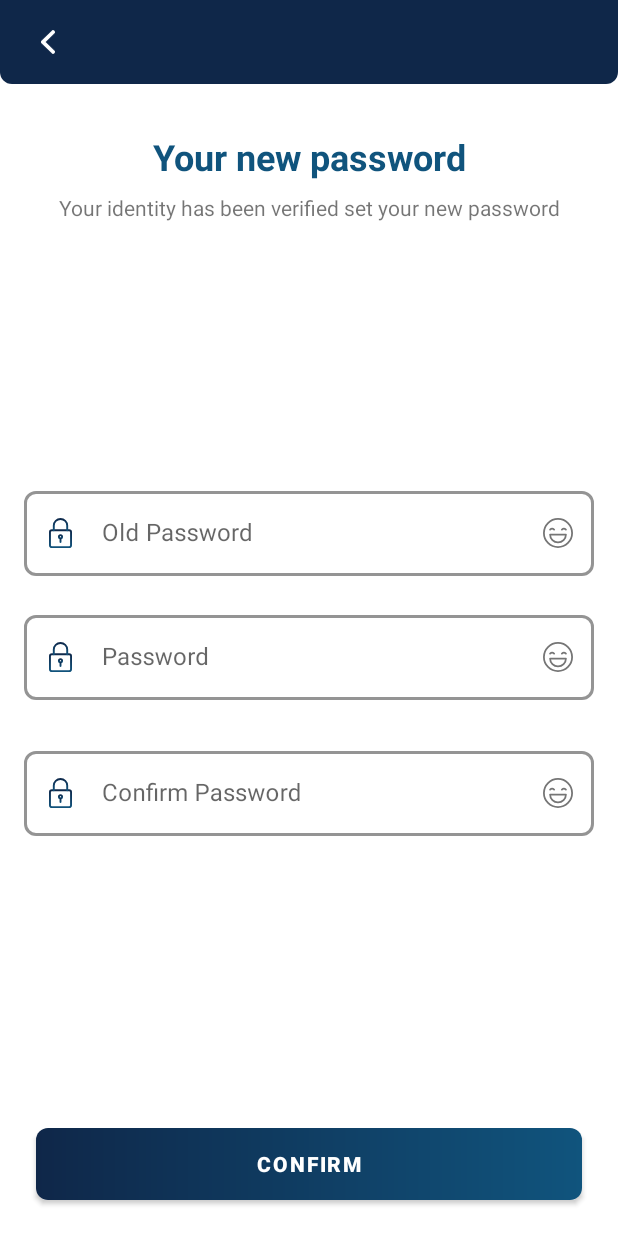
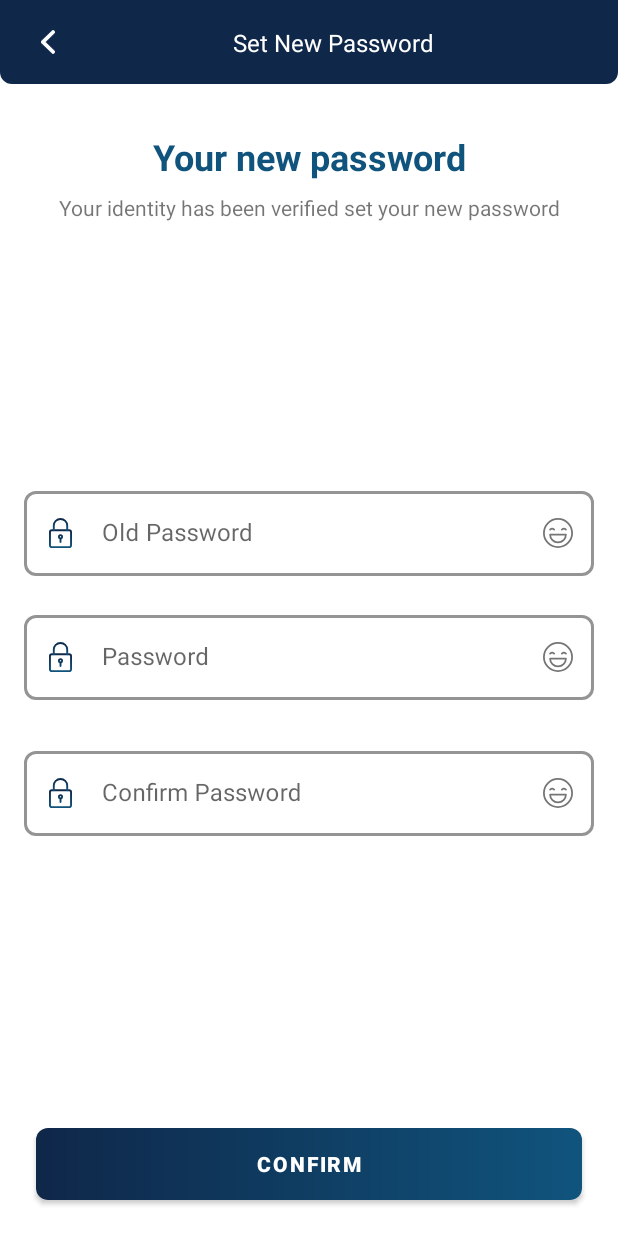
Before and after one commit to EslamMohamed3396/itzMe, an Android app: the SetNewPasswordFragment screen opened through its navigation route, on a phone screen of 412 x 824 dp. Run offline under Robolectric (Android 15) with nearby library versions, the phone set to English and light mode, and no system bars; our stand-ins replace Timber, data binding; network calls fail; Roboto replaces fonts that are not available here.

Commit message:
profile on off

```diff
--- a/app/src/main/java/com/itzme/data/network/Api.kt
+++ b/app/src/main/java/com/itzme/data/network/Api.kt
@@ -20,6 +20,7 @@ import com.itzme.data.models.profile.editLink.request.BodyEditLink
 import com.itzme.data.models.profile.editProfile.request.BodyEditProfile
 import com.itzme.data.models.profile.editProfile.response.ResponseEditProfile
 import com.itzme.data.models.profile.myProfile.response.ResponseMyProfile
+import com.itzme.data.models.profile.turnOnOffProfile.response.ResponseProfileOnOff
 import com.itzme.data.models.tags.tagType.response.ResponseTagType
 import com.itzme.utilits.Constant
 import io.reactivex.Observable
@@ -111,6 +112,10 @@ interface Api {
     fun UPDATE_LINK(@Body bodyEditLink: BodyEditLink): Observable<ResponseEditProfile>
 
 
+    @GET(Constant.TURN_ON_OFF_PROFILE)
+    fun TURN_ON_OFF_PROFILE(): Observable<ResponseProfileOnOff>
+
+
     //endregion
 
 }
--- a/app/src/main/java/com/itzme/data/network/Client.kt
+++ b/app/src/main/java/com/itzme/data/network/Client.kt
@@ -22,6 +22,7 @@ import com.itzme.data.models.profile.editLink.request.BodyEditLink
 import com.itzme.data.models.profile.editProfile.request.BodyEditProfile
 import com.itzme.data.models.profile.editProfile.response.ResponseEditProfile
 import com.itzme.data.models.profile.myProfile.response.ResponseMyProfile
+import com.itzme.data.models.profile.turnOnOffProfile.response.ResponseProfileOnOff
 import com.itzme.data.models.tags.tagType.response.ResponseTagType
 import com.itzme.utilits.App
 import com.itzme.utilits.Constant
@@ -205,4 +206,8 @@ object Client {
         return apiService?.UPDATE_LINK(bodyEditLink)!!
     }
 
+    fun turnOnOffProfile(): Observable<ResponseProfileOnOff> {
+        return apiService?.TURN_ON_OFF_PROFILE()!!
+    }
+
 }
--- a/app/src/main/java/com/itzme/ui/fragment/changeEmail/ChangeEmailFragment.kt
+++ b/app/src/main/java/com/itzme/ui/fragment/changeEmail/ChangeEmailFragment.kt
@@ -11,7 +11,6 @@ import com.itzme.R
 import com.itzme.data.models.enumVerfications.Verfication
 import com.itzme.databinding.FragmentChangeEmailBinding
 import com.itzme.ui.base.BaseFragment
-import com.itzme.ui.fragment.forgetPasword.ForgetPasswordFragmentDirections
 import com.itzme.utilits.DialogUtil
 import com.itzme.utilits.EditTextValidiation
 import com.itzme.utilits.Resource
@@ -74,8 +73,8 @@ class ChangeEmailFragment : BaseFragment<FragmentChangeEmailBinding>() {
                 }
                 is Resource.Success -> {
                     DialogUtil.dismissDialog()
-                    val action = ForgetPasswordFragmentDirections
-                            .actionForgetPasswordFragmentToVerificationCodeFragment(response.data?.data?.email,
+                    val action = ChangeEmailFragmentDirections
+                            .actionChangeEmailFragmentToVerificationCodeFragment(response.data?.data?.email,
                                     null, Verfication.CHANGE_EMAIL)
                     findNavController().navigate(action)
                 }
--- a/app/src/main/java/com/itzme/ui/fragment/setNewPassword/SetNewPasswordFragment.kt
+++ b/app/src/main/java/com/itzme/ui/fragment/setNewPassword/SetNewPasswordFragment.kt
@@ -4,15 +4,17 @@ import android.os.Bundle
 import android.view.LayoutInflater
 import android.view.View
 import android.view.ViewGroup
+import android.widget.Toast
 import androidx.core.widget.doOnTextChanged
 import androidx.lifecycle.ViewModelProvider
 import androidx.navigation.fragment.findNavController
-import com.google.android.material.snackbar.Snackbar
 import com.itzme.R
 import com.itzme.data.models.account.changePassword.request.BodyChangePassword
 import com.itzme.databinding.FragmentSetNewPasswordBinding
 import com.itzme.ui.base.BaseFragment
-import com.itzme.utilits.*
+import com.itzme.utilits.DialogUtil
+import com.itzme.utilits.EditTextValidiation
+import com.itzme.utilits.Resource
 
 class SetNewPasswordFragment : BaseFragment<FragmentSetNewPasswordBinding>() {
 
@@ -26,6 +28,7 @@ class SetNewPasswordFragment : BaseFragment<FragmentSetNewPasswordBinding>() {
 
     override fun onActivityCreated(savedInstanceState: Bundle?) {
         super.onActivityCreated(savedInstanceState)
+        binding?.toolbar?.titleTv?.text = requireContext().resources.getString(R.string.set_new_password)
         textValidation()
         initClick()
     }
@@ -91,7 +94,7 @@ class SetNewPasswordFragment : BaseFragment<FragmentSetNewPasswordBinding>() {
                 }
                 is Resource.Success -> {
                     DialogUtil.dismissDialog()
-                    Snackbar.make(binding?.root!!, response.data?.errorMessage!!, Snackbar.LENGTH_SHORT)
+                    Toast.makeText(requireContext(), response.data?.errorMessage!!, Toast.LENGTH_SHORT).show()
                     findNavController().navigateUp()
                 }
                 is Resource.Error -> {
--- a/app/src/main/java/com/itzme/ui/fragment/settings/SettingsFragment.kt
+++ b/app/src/main/java/com/itzme/ui/fragment/settings/SettingsFragment.kt
@@ -60,6 +60,8 @@ class SettingsFragment : BaseFragment<FragmentSettingsBinding>() {
             }
         }
         binding?.tvChangePassword?.setOnClickListener {
+            val action = SettingsFragmentDirections.actionSettingsFragmentToSetNewPasswordFragment()
+            findNavController().navigate(action)
         }
     }
 
--- a/app/src/main/java/com/itzme/utilits/BindingAdapters.kt
+++ b/app/src/main/java/com/itzme/utilits/BindingAdapters.kt
@@ -90,7 +90,7 @@ fun isDirectOn(button: Button, isOn: Boolean) {
 
 @BindingAdapter("isProfilePrivate")
 fun isProfilePrivate(button: SwitchMaterial, isPrivate: Boolean) {
-    button.isChecked = !isPrivate
+    button.isChecked = isPrivate
 }
 
 @BindingAdapter("isActive")
--- a/app/src/main/java/com/itzme/utilits/Constant.kt
+++ b/app/src/main/java/com/itzme/utilits/Constant.kt
@@ -35,6 +35,7 @@ object Constant {
     const val DIRECT_ON_OFF = ROUTE_PROFILE + "ToggleDirect"
     const val UPDATE_PROFILE = ROUTE_PROFILE + "Update"
     const val UPDATE_LINK = ROUTE_PROFILE + "UpdateLink"
+    const val TURN_ON_OFF_PROFILE = ROUTE_PROFILE + "togglevisibility"
 
     private const val ROUTE_NOTIFICATIONS = "PushTokens/"
 
--- a/app/src/main/res/layout/fragment_edit_profile.xml
+++ b/app/src/main/res/layout/fragment_edit_profile.xml
@@ -16,6 +16,10 @@
         <variable
             name="myProfile"
             type="com.itzme.data.models.profile.myProfile.response.ResponseMyProfile" />
+
+        <variable
+            name="isPrivate"
+            type="Boolean" />
     </data>
 
     <androidx.core.widget.NestedScrollView
@@ -199,7 +203,7 @@
                 android:layout_height="wrap_content"
                 android:backgroundTint="@color/white"
                 android:thumb="@drawable/profile_thumb_selector"
-                app:isProfilePrivate="@{myProfile.isProfilePrivate}"
+                app:isProfilePrivate="@{isPrivate}"
                 app:layout_constraintBottom_toBottomOf="@+id/textView5"
                 app:layout_constraintEnd_toEndOf="@+id/bio_inputLayout"
                 app:layout_constraintHorizontal_bias="1.0"
--- a/app/src/main/res/layout/fragment_set_new_password.xml
+++ b/app/src/main/res/layout/fragment_set_new_password.xml
@@ -10,6 +10,7 @@
     <androidx.constraintlayout.widget.ConstraintLayout
         android:layout_width="match_parent"
         android:layout_height="match_parent"
+        android:id="@+id/layout"
         tools:context=".ui.fragment.setNewPassword.SetNewPasswordFragment">
 
         <include
@@ -26,7 +27,7 @@
             android:layout_width="wrap_content"
             android:layout_height="wrap_content"
             android:layout_marginTop="32dp"
-            android:text="Your new password"
+            android:text="@string/your_new_password"
             android:textColor="@color/blue"
             android:textSize="24sp"
             android:textStyle="bold"
@@ -40,7 +41,7 @@
             android:layout_width="wrap_content"
             android:layout_height="wrap_content"
             android:layout_marginTop="8dp"
-            android:text="Your identity has been verified set your new password"
+            android:text="@string/your_identity_has_been_verified_set_your_new_password"
             android:textAlignment="center"
             app:layout_constraintEnd_toEndOf="parent"
             app:layout_constraintHorizontal_bias="0.5"
--- a/app/src/main/res/navigation/nav_graph.xml
+++ b/app/src/main/res/navigation/nav_graph.xml
@@ -175,6 +175,11 @@
             app:exitAnim="@anim/anim_slide_out_left"
             app:popUpTo="@+id/settingsFragment"
             app:popUpToInclusive="true" />
+        <action
+            android:id="@+id/action_settingsFragment_to_setNewPasswordFragment"
+            app:destination="@id/setNewPasswordFragment"
+            app:enterAnim="@anim/anim_slide_in_left"
+            app:exitAnim="@anim/anim_slide_out_left" />
     </fragment>
     <fragment
         android:id="@+id/changeEmailFragment"
@@ -191,15 +196,7 @@
         android:id="@+id/setNewPasswordFragment"
         android:name="com.itzme.ui.fragment.setNewPassword.SetNewPasswordFragment"
         android:label="fragment_set_new_password"
-        tools:layout="@layout/fragment_set_new_password">
-        <action
-            android:id="@+id/action_setNewPasswordFragment_to_settingsFragment"
-            app:destination="@id/settingsFragment"
-            app:enterAnim="@anim/anim_slide_in_left"
-            app:exitAnim="@anim/anim_slide_out_left"
-            app:popUpTo="@id/setNewPasswordFragment"
-            app:popUpToInclusive="true" />
-    </fragment>
+        tools:layout="@layout/fragment_set_new_password" />
     <fragment
         android:id="@+id/contactFragment"
         android:name="com.itzme.ui.fragment.contacts.ContactFragment"
--- a/app/src/main/res/values/strings.xml
+++ b/app/src/main/res/values/strings.xml
@@ -86,4 +86,9 @@
     <string name="your_itzme_will_be_activated_with_the_profile">your itzme will be activated with the profile</string>
     <string name="no_product_found">No Product Found</string>
     <string name="skip">Skip</string>
+    <string name="your_new_password">Your new password</string>
+    <string name="your_identity_has_been_verified_set_your_new_password">Your identity has been verified set your new password</string>
+    <string name="set_new_password">Set New Password</string>
+    <string name="itzme_on">Itzme On</string>
+    <string name="itzme_off">Itzme Off</string>
 </resources>
```
Also changed, not shown: app/src/main/java/com/itzme/data/models/profile/turnOnOffProfile/response/Data.kt (added, +14 -0 lines), app/src/main/java/com/itzme/data/models/profile/turnOnOffProfile/response/ResponseProfileOnOff.kt (added, +19 -0 lines), app/src/main/java/com/itzme/ui/fragment/editProfile/EditProfileFragment.kt (+33 -1 lines), app/src/main/java/com/itzme/ui/fragment/myProfile/MyProfileFragment.kt (+29 -4 lines), app/src/main/java/com/itzme/ui/fragment/myProfile/viewModels/TurnOnOffProfileViewModel.kt (added, +13 -0 lines), app/src/main/res/layout/layout_item_menu.xml (+10 -5 lines), 1 other file.
